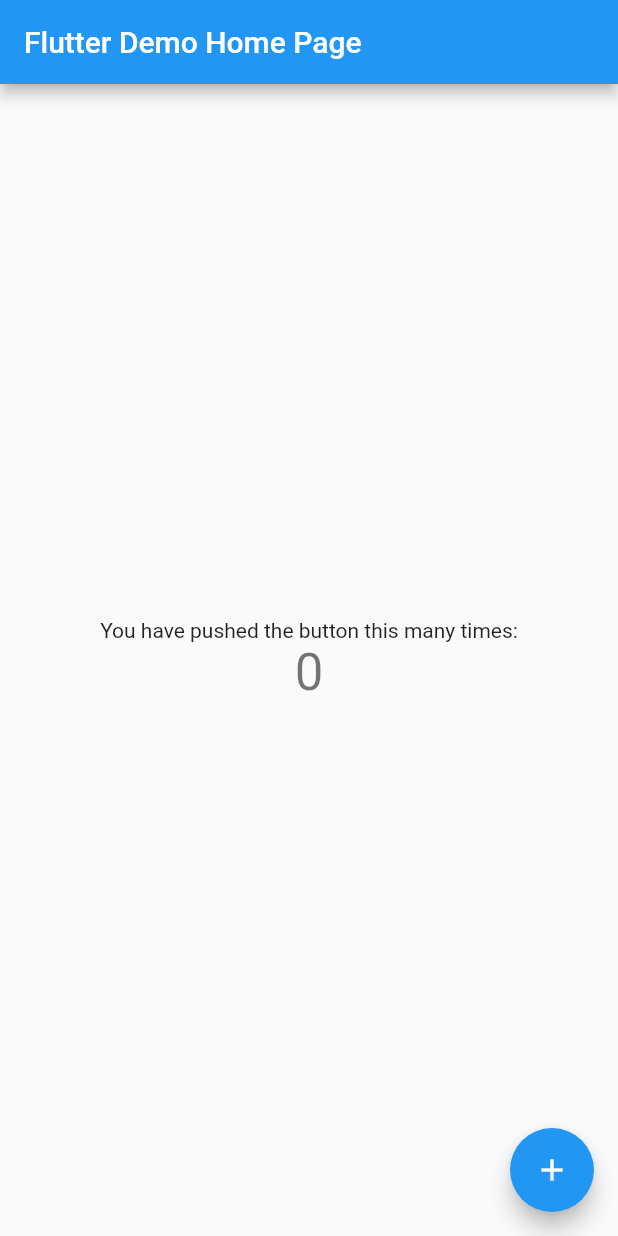
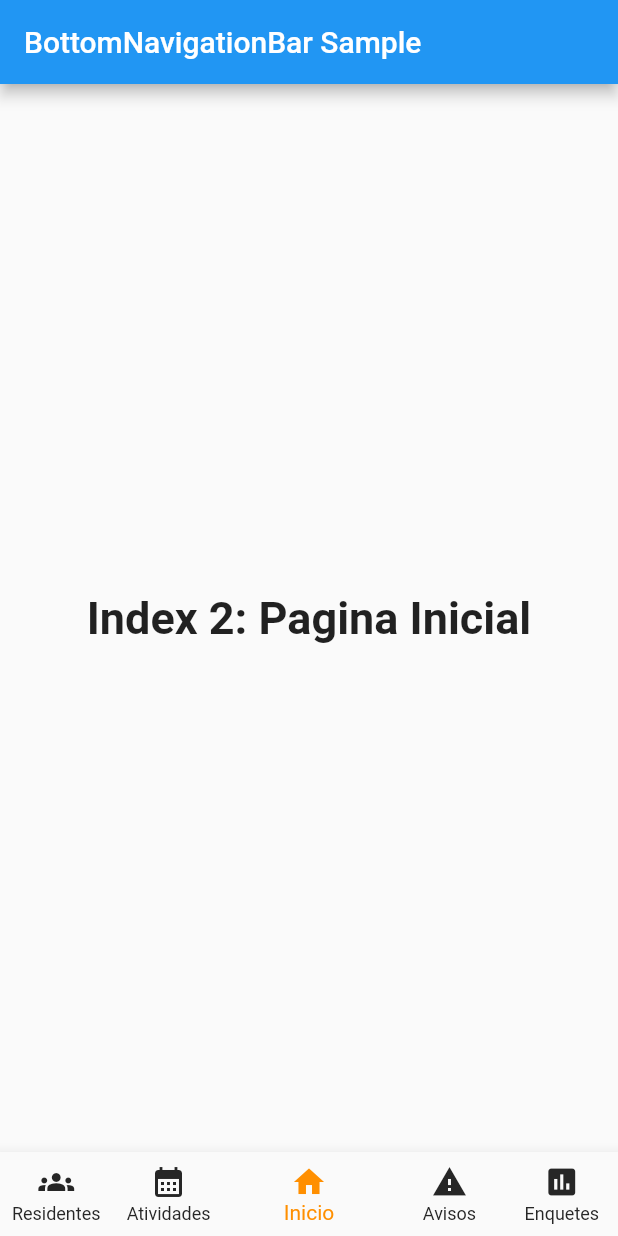
Before and after one commit to PedroAzevedo141/reu_app, a Flutter app: the screen it shows after launch, on a phone screen of 412 x 824 dp. Run offline on Flutter 3.47's test engine with Material 2 defaults, Android fonts, the phone set to English and light mode, and no system bars.

Commit message:
[ADDED] BottomNavigationBar.

```diff
--- a/lib/main.dart
+++ b/lib/main.dart
@@ -1,115 +1,99 @@
 import 'package:flutter/material.dart';
 
-void main() {
-  runApp(const MyApp());
-}
+void main() => runApp(const MyApp());
 
 class MyApp extends StatelessWidget {
-  const MyApp({Key? key}) : super(key: key);
+  const MyApp({super.key});
 
-  // This widget is the root of your application.
+  static const String _title = 'Flutter Code Sample';
+
   @override
   Widget build(BuildContext context) {
-    return MaterialApp(
-      title: 'Flutter Demo',
-      theme: ThemeData(
-        // This is the theme of your application.
-        //
-        // Try running your application with "flutter run". You'll see the
-        // application has a blue toolbar. Then, without quitting the app, try
-        // changing the primarySwatch below to Colors.green and then invoke
-        // "hot reload" (press "r" in the console where you ran "flutter run",
-        // or simply save your changes to "hot reload" in a Flutter IDE).
-        // Notice that the counter didn't reset back to zero; the application
-        // is not restarted.
-        primarySwatch: Colors.blue,
-      ),
-      home: const MyHomePage(title: 'Flutter Demo Home Page'),
+    return const MaterialApp(
+      title: _title,
+      home: MyStatefulWidget(),
     );
   }
 }
 
-class MyHomePage extends StatefulWidget {
-  const MyHomePage({Key? key, required this.title}) : super(key: key);
-
-  // This widget is the home page of your application. It is stateful, meaning
-  // that it has a State object (defined below) that contains fields that affect
-  // how it looks.
-
-  // This class is the configuration for the state. It holds the values (in this
-  // case the title) provided by the parent (in this case the App widget) and
-  // used by the build method of the State. Fields in a Widget subclass are
-  // always marked "final".
-
-  final String title;
+class MyStatefulWidget extends StatefulWidget {
+  const MyStatefulWidget({super.key});
 
   @override
-  State<MyHomePage> createState() => _MyHomePageState();
+  State<MyStatefulWidget> createState() => _MyStatefulWidgetState();
 }
 
-class _MyHomePageState extends State<MyHomePage> {
-  int _counter = 0;
+class _MyStatefulWidgetState extends State<MyStatefulWidget> {
+  int _selectedIndex = 2;
+  static const TextStyle optionStyle =
+  TextStyle(fontSize: 30, fontWeight: FontWeight.bold);
+  static const List<Widget> _widgetOptions = <Widget>[
+    Text(
+      'Index 0: Lista de Residentes',
+      style: optionStyle,
+    ),
+    Text(
+      'Index 1: Calendario de Atividades',
+      style: optionStyle,
+    ),
+    Text(
+      'Index 2: Pagina Inicial',
+      style: optionStyle,
+    ),
+    Text(
+      'Index 3: Quadro de Avisos',
+      style: optionStyle,
+    ),
+    Text(
+      'Index 4: Enquetes',
+      style: optionStyle,
+    ),
+  ];
 
-  void _incrementCounter() {
+  void _onItemTapped(int index) {
     setState(() {
-      // This call to setState tells the Flutter framework that something has
-      // changed in this State, which causes it to rerun the build method below
-      // so that the display can reflect the updated values. If we changed
-      // _counter without calling setState(), then the build method would not be
-      // called again, and so nothing would appear to happen.
-      _counter++;
+      _selectedIndex = index;
     });
   }
 
   @override
   Widget build(BuildContext context) {
-    // This method is rerun every time setState is called, for instance as done
-    // by the _incrementCounter method above.
-    //
-    // The Flutter framework has been optimized to make rerunning build methods
-    // fast, so that you can just rebuild anything that needs updating rather
-    // than having to individually change instances of widgets.
     return Scaffold(
       appBar: AppBar(
-        // Here we take the value from the MyHomePage object that was created by
-        // the App.build method, and use it to set our appbar title.
-        title: Text(widget.title),
+        title: const Text('BottomNavigationBar Sample'),
       ),
       body: Center(
-        // Center is a layout widget. It takes a single child and positions it
-        // in the middle of the parent.
-        child: Column(
-          // Column is also a layout widget. It takes a list of children and
-          // arranges them vertically. By default, it sizes itself to fit its
-          // children horizontally, and tries to be as tall as its parent.
-          //
-          // Invoke "debug painting" (press "p" in the console, choose the
-          // "Toggle Debug Paint" action from the Flutter Inspector in Android
-          // Studio, or the "Toggle Debug Paint" command in Visual Studio Code)
-          // to see the wireframe for each widget.
-          //
-          // Column has various properties to control how it sizes itself and
-          // how it positions its children. Here we use mainAxisAlignment to
-          // center the children vertically; the main axis here is the vertical
-          // axis because Columns are vertical (the cross axis would be
-          // horizontal).
-          mainAxisAlignment: MainAxisAlignment.center,
-          children: <Widget>[
-            const Text(
-              'You have pushed the button this many times:',
-            ),
-            Text(
-              '$_counter',
-              style: Theme.of(context).textTheme.headline4,
-            ),
-          ],
-        ),
+        child: _widgetOptions.elementAt(_selectedIndex),
       ),
-      floatingActionButton: FloatingActionButton(
-        onPressed: _incrementCounter,
-        tooltip: 'Increment',
-        child: const Icon(Icons.add),
-      ), // This trailing comma makes auto-formatting nicer for build methods.
+      bottomNavigationBar: BottomNavigationBar(
+        items: const <BottomNavigationBarItem>[
+          BottomNavigationBarItem(
+            icon: Icon(Icons.groups),
+            label: 'Residentes',
+          ),
+          BottomNavigationBarItem(
+            icon: Icon(Icons.calendar_month),
+            label: 'Atividades',
+          ),
+          BottomNavigationBarItem(
+            icon: Icon(Icons.home),
+            label: 'Inicio',
+          ),
+          BottomNavigationBarItem(
+            icon: Icon(Icons.warning),
+            label: 'Avisos',
+          ),
+          BottomNavigationBarItem(
+            icon: Icon(Icons.poll),
+            label: 'Enquetes',
+          ),
+        ],
+        currentIndex: _selectedIndex,
+        selectedItemColor: Colors.amber[800],
+        unselectedItemColor: const Color(0xFF262626),
+        showUnselectedLabels: true,
+        onTap: _onItemTapped,
+      ),
     );
   }
 }
```
